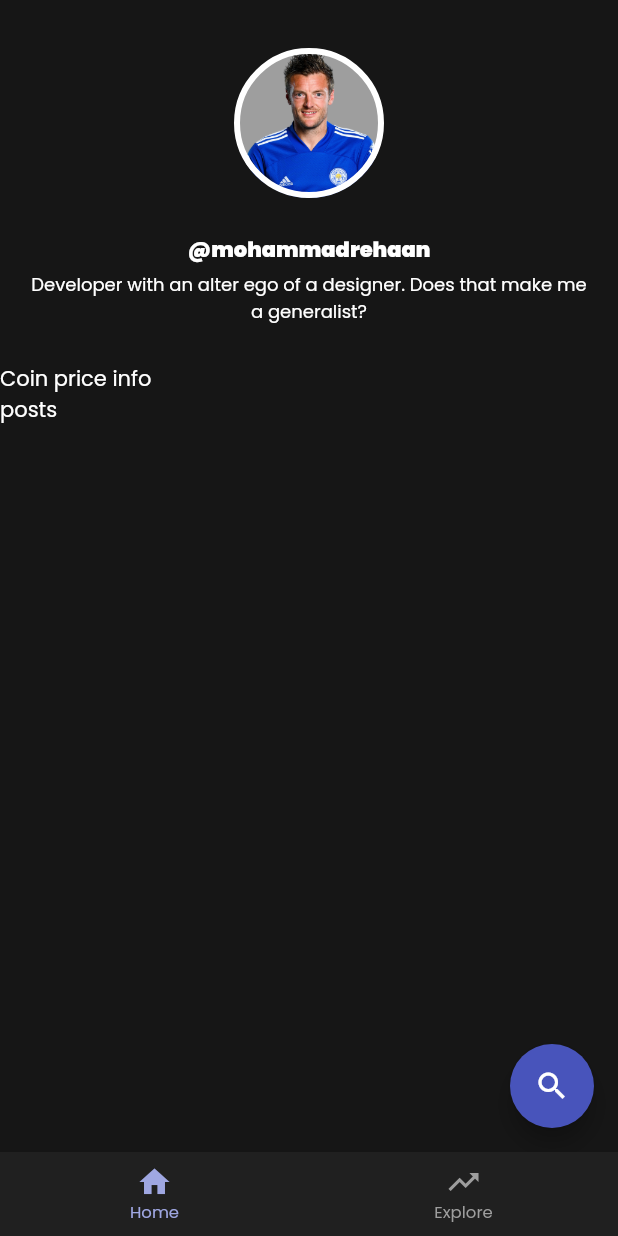
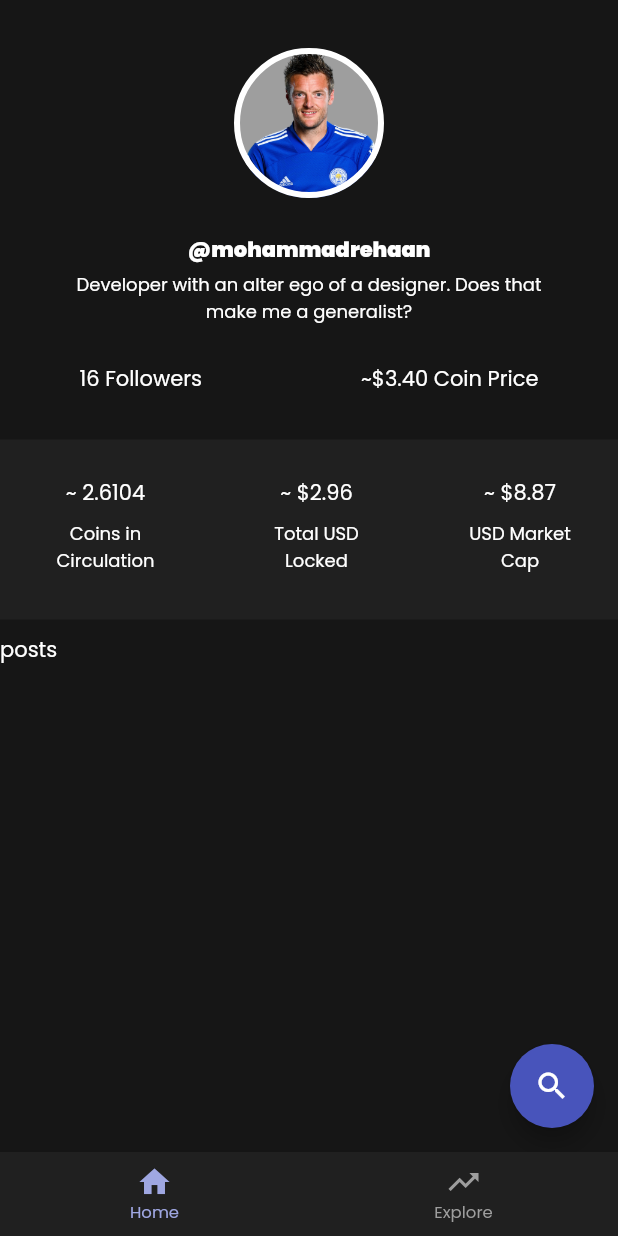
Before and after one commit to reyhaan/cloutbook, a Flutter app: the screen it shows after launch, on a phone screen of 412 x 824 dp. Run offline on Flutter 3.47's test engine with Material 2 defaults, Android fonts, the phone set to English and light mode, and no system bars; our stand-ins replace google_fonts.

Commit message:
add profile meta data widget

```diff
--- a/lib/screens/HomeScreen.dart
+++ b/lib/screens/HomeScreen.dart
@@ -1,4 +1,5 @@
 import 'package:cloutbook/widgets/ProfileHeader.dart';
+import 'package:cloutbook/widgets/ProfileMetadata.dart';
 import 'package:flutter/material.dart';
 
 class HomeScreen extends StatefulWidget {
@@ -15,7 +16,7 @@ class _HomeScreenState extends State<HomeScreen> {
       body: ListView(
         children: [
           ProfileHeader(),
-          Text('Coin price info'),
+          ProfileMetadata(),
           Text('posts'),
         ],
       ),
--- a/lib/widgets/ProfileHeader.dart
+++ b/lib/widgets/ProfileHeader.dart
@@ -40,7 +40,7 @@ class _ProfileHeaderState extends State<ProfileHeader> {
             ),
           ),
           Container(
-            padding: EdgeInsets.only(left: 20, right: 20),
+            padding: EdgeInsets.only(left: 40, right: 40),
             margin: EdgeInsets.only(bottom: 25.0),
             child: Text(
               'Developer with an alter ego of a designer. Does that make me a generalist?',
--- /dev/null
+++ b/lib/widgets/ProfileMetadata.dart
@@ -0,0 +1,84 @@
+import 'package:cloutbook/config/palette.dart';
+import 'package:flutter/material.dart';
+
+class ProfileMetadata extends StatefulWidget {
+  ProfileMetadata({Key key}) : super(key: key);
+
+  @override
+  _ProfileMetadataState createState() => _ProfileMetadataState();
+}
+
+class _ProfileMetadataState extends State<ProfileMetadata> {
+  @override
+  Widget build(BuildContext context) {
+    return Container(
+      child: Column(
+        children: [
+          Container(
+            margin: EdgeInsets.only(bottom: 30),
+            child: Row(
+              mainAxisAlignment: MainAxisAlignment.spaceAround,
+              children: [
+                Text('16 Followers'),
+                Text('~\$3.40 Coin Price'),
+              ],
+            ),
+          ),
+          Container(
+            margin: EdgeInsets.only(bottom: 10),
+            padding: EdgeInsets.only(top: 25, bottom: 30),
+            color: Palette.foreground,
+            child: Row(
+              crossAxisAlignment: CrossAxisAlignment.center,
+              mainAxisAlignment: MainAxisAlignment.spaceAround,
+              children: [
+                Container(
+                  constraints: BoxConstraints(minWidth: 100, maxWidth: 100),
+                  child: Column(
+                    children: [
+                      Text('~ 2.6104'),
+                      SizedBox(height: 8),
+                      Text(
+                        'Coins in Circulation',
+                        textAlign: TextAlign.center,
+                        style: TextStyle(fontSize: 12),
+                      ),
+                    ],
+                  ),
+                ),
+                Container(
+                  constraints: BoxConstraints(minWidth: 100, maxWidth: 100),
+                  child: Column(
+                    children: [
+                      Text('~ \$2.96'),
+                      SizedBox(height: 8),
+                      Text(
+                        'Total USD Locked',
+                        textAlign: TextAlign.center,
+                        style: TextStyle(fontSize: 12),
+                      ),
+                    ],
+                  ),
+                ),
+                Container(
+                  constraints: BoxConstraints(minWidth: 90, maxWidth: 90),
+                  child: Column(
+                    children: [
+                      Text('~ \$8.87'),
+                      SizedBox(height: 8),
+                      Text(
+                        'USD Market Cap',
+                        textAlign: TextAlign.center,
+                        style: TextStyle(fontSize: 12),
+                      ),
+                    ],
+                  ),
+                ),
+              ],
+            ),
+          )
+        ],
+      ),
+    );
+  }
+}
```
Also changed, not shown: lib/widgets/Posts.dart (added).
